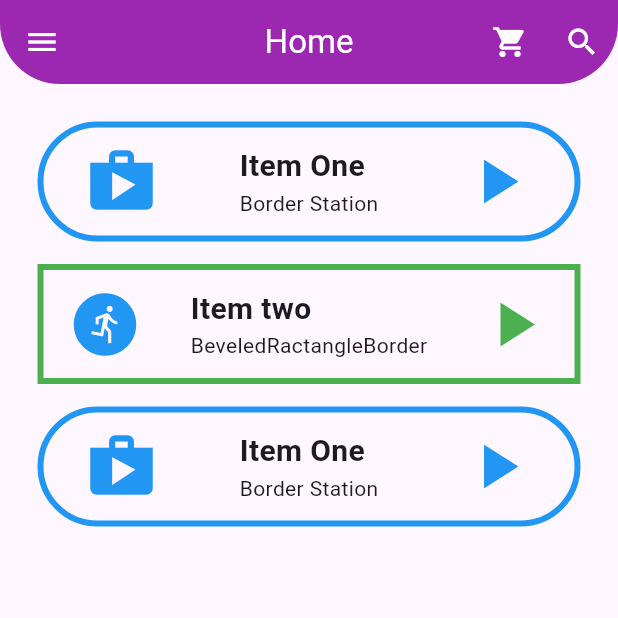
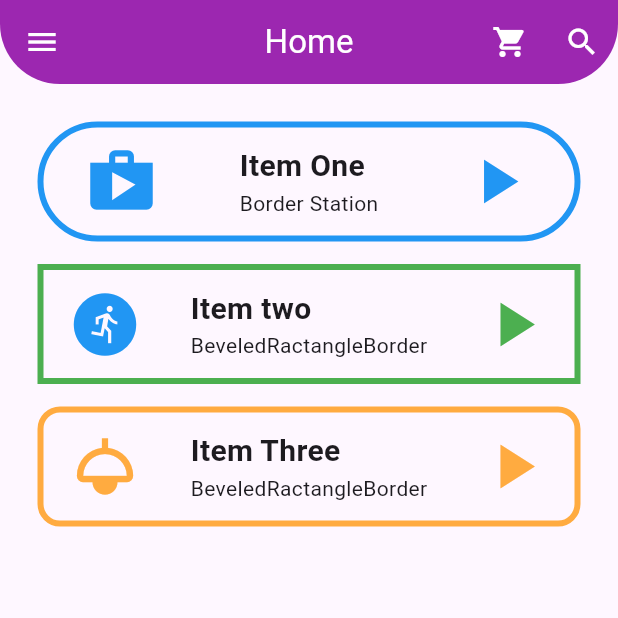
Before and after one commit to rifatalam26/my-first-app, a Flutter app: the screen it shows after launch, on a phone screen of 412 x 824 dp, the top half of it. Run offline on Flutter 3.47's test engine with Material 3 defaults, Android fonts, the light colour scheme and no system bars.

Commit message:
Page design

```diff
--- a/lib/main.dart
+++ b/lib/main.dart
@@ -120,33 +120,33 @@ class _HomePageState extends State<HomePage> {
             Container(
               height: 80,
               decoration: BoxDecoration(
-                border: Border.all(color: Colors.blue, width: 4),
-                borderRadius: const BorderRadius.all(Radius.circular(40)),
+                border: Border.all(color: Colors.orangeAccent, width: 4),
+                borderRadius: const BorderRadius.all(Radius.circular(15)),
               ),
               child: Row(
                 mainAxisAlignment: MainAxisAlignment.spaceAround,
                 children: [
                   Icon(
-                    Icons.shop,
+                    Icons.light,
                     size: 50,
-                    color: Colors.blue,
+                    color: Colors.orangeAccent,
                   ),
                   Column(
                     mainAxisAlignment: MainAxisAlignment.center,
                     crossAxisAlignment: CrossAxisAlignment.start,
                     children: [
                       Text(
-                        "Item One",
+                        "Item Three",
                         style: TextStyle(
                             fontWeight: FontWeight.bold, fontSize: 20),
                       ),
-                      Text("Border Station"),
+                      Text("BeveledRactangleBorder"),
                     ],
                   ),
                   Icon(
                     Icons.play_arrow,
                     size: 50,
-                    color: Colors.blue,
+                    color: Colors.orangeAccent,
                   )
                 ],
               ),
```
